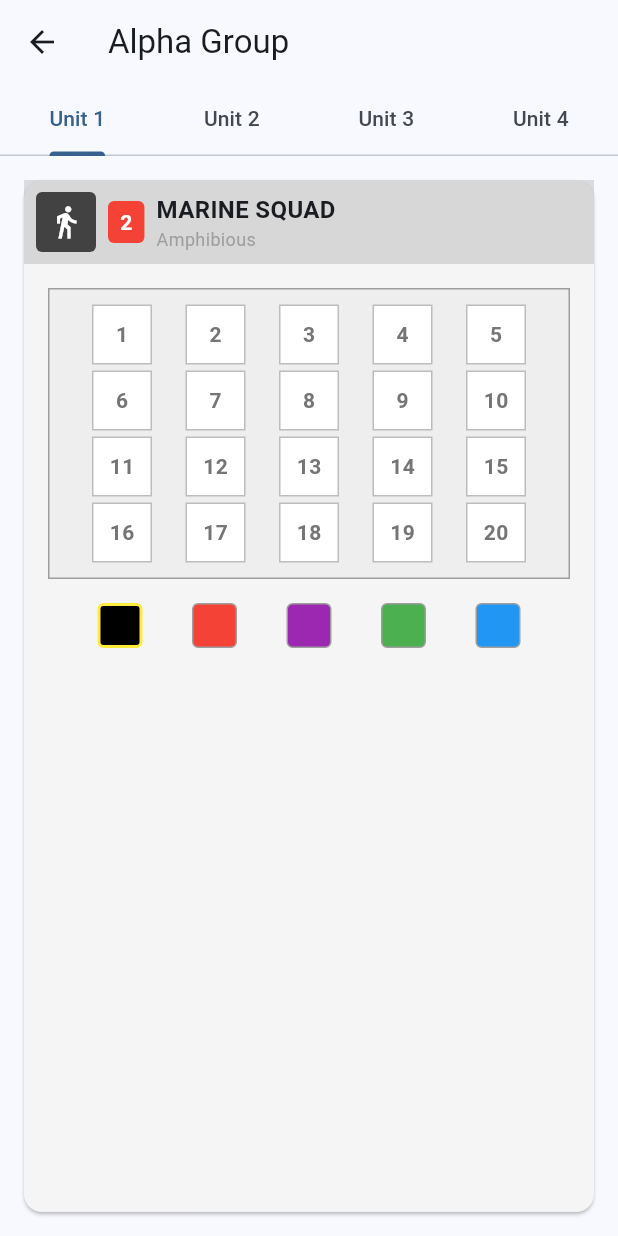
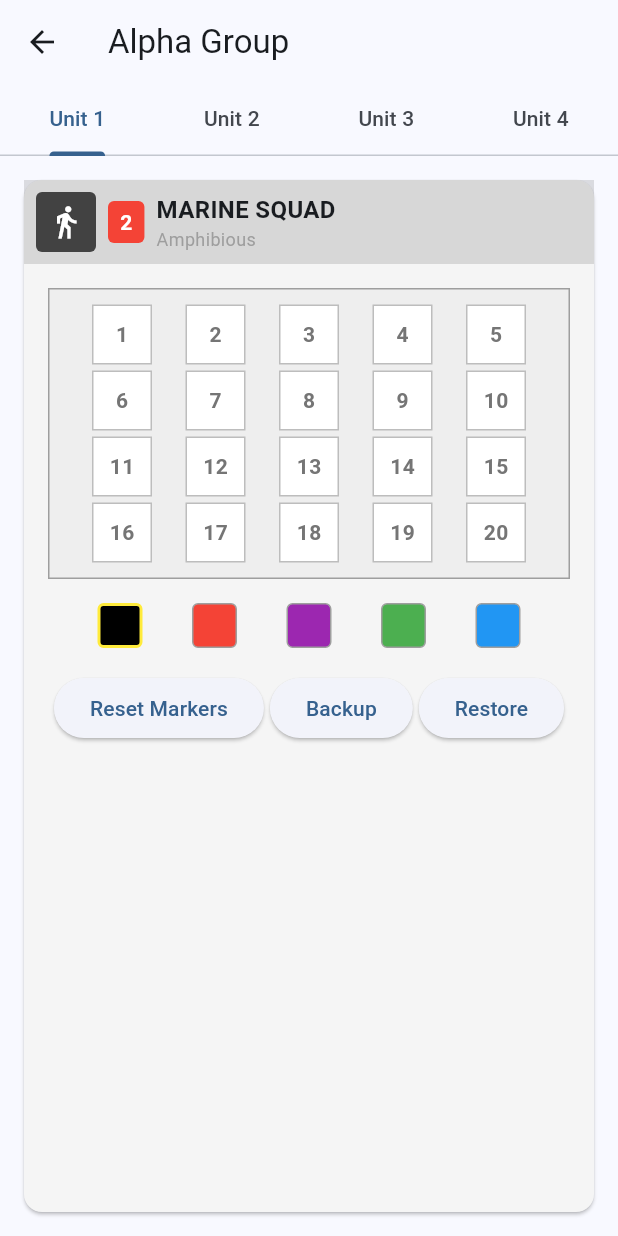
Before and after one commit to PeterRobbinsWillowTree/littoraltracker, a Flutter app: the screen it shows after launch, after a tap on "Alpha Group", on a phone screen of 412 x 824 dp. Run offline on Flutter 3.47's test engine with Material 3 defaults, Android fonts, the phone set to English and light mode, and no system bars; our stand-ins replace sqflite; accounts and stored records are empty.

Commit message:
many adjustments here

```diff
--- /dev/null
+++ b/lib/database/database_helper.dart
@@ -0,0 +1,99 @@
+import 'package:sqflite/sqflite.dart';
+import 'package:path/path.dart';
+import '../models/marker_color.dart';
+
+class DatabaseHelper {
+  static final DatabaseHelper instance = DatabaseHelper._init();
+  static Database? _database;
+
+  DatabaseHelper._init();
+
+  Future<Database> get database async {
+    if (_database != null) return _database!;
+    _database = await _initDB('littoral_tracker.db');
+    return _database!;
+  }
+
+  Future<Database> _initDB(String filePath) async {
+    final dbPath = await getDatabasesPath();
+    final path = join(dbPath, filePath);
+
+    return await openDatabase(
+      path,
+      version: 1,
+      onCreate: _createDB,
+    );
+  }
+
+  Future<void> _createDB(Database db, int version) async {
+    await db.execute('''
+      CREATE TABLE task_groups (
+        id TEXT PRIMARY KEY,
+        name TEXT NOT NULL,
+        description TEXT,
+        created_at INTEGER NOT NULL
+      )
+    ''');
+
+    await db.execute('''
+      CREATE TABLE units (
+        id TEXT PRIMARY KEY,
+        task_group_id TEXT NOT NULL,
+        name TEXT NOT NULL,
+        type TEXT NOT NULL,
+        attack INTEGER NOT NULL,
+        defense INTEGER NOT NULL,
+        movement INTEGER NOT NULL,
+        special TEXT,
+        FOREIGN KEY (task_group_id) REFERENCES task_groups (id)
+      )
+    ''');
+
+    await db.execute('''
+      CREATE TABLE unit_markers (
+        unit_id TEXT NOT NULL,
+        position INTEGER NOT NULL,
+        color TEXT NOT NULL,
+        FOREIGN KEY (unit_id) REFERENCES units (id)
+      )
+    ''');
+  }
+
+  Future<void> saveMarkers(String unitId, Map<int, List<MarkerColor>> markers) async {
+    final db = await instance.database;
+    await db.delete('unit_markers', where: 'unit_id = ?', whereArgs: [unitId]);
+
+    for (final entry in markers.entries) {
+      for (final color in entry.value) {
+        await db.insert('unit_markers', {
+          'unit_id': unitId,
+          'position': entry.key,
+          'color': color.toString(),
+        });
+      }
+    }
+  }
+
+  Future<Map<int, List<MarkerColor>>> getMarkersForUnit(String unitId) async {
+    final db = await instance.database;
+    final List<Map<String, dynamic>> maps = await db.query(
+      'unit_markers',
+      where: 'unit_id = ?',
+      whereArgs: [unitId],
+    );
+
+    final markers = <int, List<MarkerColor>>{};
+    for (final map in maps) {
+      final position = map['position'];
+      final color = MarkerColor.values.firstWhere(
+        (e) => e.toString() == map['color'],
+      );
+
+      if (!markers.containsKey(position)) {
+        markers[position] = [];
+      }
+      markers[position]!.add(color);
+    }
+    return markers;
+  }
+}
--- /dev/null
+++ b/lib/models/marker_color.dart
@@ -0,0 +1,8 @@
+enum MarkerColor {
+  black,
+  red,
+  purple,
+  green,
+  blue,
+  none
+}
--- a/lib/screens/task_group_detail_screen.dart
+++ b/lib/screens/task_group_detail_screen.dart
@@ -1,6 +1,11 @@
 import 'package:flutter/material.dart';
 import '../models/task_group.dart';
 import '../models/unit.dart';
+import '../database/database_helper.dart';
+import 'dart:convert';
+import 'package:path_provider/path_provider.dart';
+import 'dart:io';
+import '../models/marker_color.dart';
 
 class TaskGroupDetailScreen extends StatelessWidget {
   final TaskGroup taskGroup;
@@ -14,6 +19,7 @@ class TaskGroupDetailScreen extends StatelessWidget {
   List<Unit> get units => [
         Unit(
           id: '1',
+          taskGroupId: taskGroup.id,
           name: 'Marine Squad',
           type: UnitType.infantry,
           attack: 4,
@@ -23,6 +29,7 @@ class TaskGroupDetailScreen extends StatelessWidget {
         ),
         Unit(
           id: '2',
+          taskGroupId: taskGroup.id,
           name: 'Tank Platoon',
           type: UnitType.armor,
           attack: 6,
@@ -32,6 +39,7 @@ class TaskGroupDetailScreen extends StatelessWidget {
         ),
         Unit(
           id: '3',
+          taskGroupId: taskGroup.id,
           name: 'Artillery Battery',
           type: UnitType.artillery,
           attack: 5,
@@ -41,6 +49,7 @@ class TaskGroupDetailScreen extends StatelessWidget {
         ),
         Unit(
           id: '4',
+          taskGroupId: taskGroup.id,
           name: 'Attack Helicopter',
           type: UnitType.air,
           attack: 5,
@@ -74,15 +83,6 @@ class TaskGroupDetailScreen extends StatelessWidget {
   }
 }
 
-enum MarkerColor {
-  black,
-  red,
-  purple,
-  green,
-  blue,
-  none
-}
-
 class UnitCard extends StatefulWidget {
   final Unit unit;
 
@@ -96,8 +96,134 @@ class UnitCard extends StatefulWidget {
 }
 
 class _UnitCardState extends State<UnitCard> {
-  Map<int, MarkerColor> markers = {};
+  Map<int, List<MarkerColor>> markers = {};
   MarkerColor selectedColor = MarkerColor.black;
+  final DatabaseHelper _dbHelper = DatabaseHelper.instance;
+  bool _isLoading = false;
+  String? _errorMessage;
+
+  @override
+  void initState() {
+    super.initState();
+    _loadMarkers();
+  }
+
+  Future<void> _loadMarkers() async {
+    setState(() {
+      _isLoading = true;
+      _errorMessage = null;
+    });
+
+    try {
+      final loadedMarkers = await _dbHelper.getMarkersForUnit(widget.unit.id);
+      setState(() {
+        markers = loadedMarkers;
+      });
+    } catch (e) {
+      setState(() {
+        _errorMessage = 'Failed to load markers: ${e.toString()}';
+      });
+    } finally {
+      setState(() {
+        _isLoading = false;
+      });
+    }
+  }
+
+  Future<void> _saveMarkers() async {
+    setState(() {
+      _errorMessage = null;
+    });
+
+    try {
+      await _dbHelper.saveMarkers(widget.unit.id, markers);
+    } catch (e) {
+      setState(() {
+        _errorMessage = 'Failed to save markers: ${e.toString()}';
+      });
+    }
+  }
+
+  Future<void> _resetMarkers() async {
+    setState(() {
+      markers = {};
+      _errorMessage = null;
+    });
+    await _saveMarkers();
+  }
+
+  Future<void> _backupMarkers() async {
+    try {
+      final markersJson = jsonEncode(markers);
+      final directory = await getApplicationDocumentsDirectory();
+      final file = File('${directory.path}/markers_backup_${widget.unit.id}.json');
+      await file.writeAsString(markersJson);
+      if (!mounted) return;
+      ScaffoldMessenger.of(context).showSnackBar(
+        const SnackBar(content: Text('Markers backed up successfully')),
+      );
+    } catch (e) {
+      setState(() {
+        _errorMessage = 'Failed to backup markers: ${e.toString()}';
+      });
+    }
+  }
+
+  Future<void> _restoreMarkers() async {
+    try {
+      final directory = await getApplicationDocumentsDirectory();
+      final file = File('${directory.path}/markers_backup_${widget.unit.id}.json');
+      if (await file.exists()) {
+        final markersJson = await file.readAsString();
+        final restoredMarkers = Map<int, List<MarkerColor>>.from(
+          jsonDecode(markersJson),
+        );
+        setState(() {
+          markers = restoredMarkers;
+        });
+        await _saveMarkers();
+        if (!mounted) return;
+        ScaffoldMessenger.of(context).showSnackBar(
+          const SnackBar(content: Text('Markers restored successfully')),
+        );
+      } else {
+        setState(() {
+          _errorMessage = 'No backup found for this unit';
+        });
+      }
+    } catch (e) {
+      setState(() {
+        _errorMessage = 'Failed to restore markers: ${e.toString()}';
+      });
+    }
+  }
+
+  void _handleMarkerTap(int number) {
+    setState(() {
+      // Find and collect positions with the selected color
+      final positionsToRemove = <int>[];
+      markers.forEach((key, value) {
+        if (value.contains(selectedColor)) {
+          positionsToRemove.add(key);
+        }
+      });
+
+      // Remove the color from collected positions
+      for (final position in positionsToRemove) {
+        markers[position]!.remove(selectedColor);
+        if (markers[position]!.isEmpty) {
+          markers.remove(position);
+        }
+      }
+
+      // Add the new marker
+      if (!markers.containsKey(number)) {
+        markers[number] = [];
+      }
+      markers[number]!.add(selectedColor);
+    });
+    _saveMarkers();
+  }
 
   Widget _buildHeader() {
     return Container(
@@ -213,15 +339,7 @@ class _UnitCardState extends State<UnitCard> {
               children: List.generate(5, (col) {
                 final number = row * 5 + col + 1;
                 return GestureDetector(
-                  onTap: () {
-                    setState(() {
-                      if (markers[number] == selectedColor) {
-                        markers.remove(number);
-                      } else {
-                        markers[number] = selectedColor;
-                      }
-                    });
-                  },
+                  onTap: () => _handleMarkerTap(number),
                   child: Container(
                     width: 40,
                     height: 40,
@@ -242,13 +360,22 @@ class _UnitCardState extends State<UnitCard> {
                           ),
                         ),
                         if (markers[number] != null)
-                          Container(
-                            margin: const EdgeInsets.all(4),
-                            decoration: BoxDecoration(
-                              color: _getMarkerColor(markers[number]!),
-                              borderRadius: BorderRadius.circular(4),
-                            ),
-                          ),
+                          ...markers[number]!.asMap().entries.map((entry) {
+                            final index = entry.key;
+                            final color = entry.value;
+                            return Positioned(
+                              left: 4 + (index * 8),
+                              top: 4,
+                              child: Container(
+                                width: 8,
+                                height: 8,
+                                decoration: BoxDecoration(
+                                  color: _getMarkerColor(color),
+                                  borderRadius: BorderRadius.circular(2),
+                                ),
+                              ),
+                            );
+                          }),
                       ],
                     ),
                   ),
@@ -270,6 +397,16 @@ class _UnitCardState extends State<UnitCard> {
         crossAxisAlignment: CrossAxisAlignment.stretch,
         children: [
           _buildHeader(),
+          if (_isLoading)
+            const Center(child: CircularProgressIndicator()),
+          if (_errorMessage != null)
+            Padding(
+              padding: const EdgeInsets.all(8.0),
+              child: Text(
+                _errorMessage!,
+                style: const TextStyle(color: Colors.red),
+              ),
+            ),
           Padding(
             padding: const EdgeInsets.all(16),
             child: Column(
@@ -277,6 +414,24 @@ class _UnitCardState extends State<UnitCard> {
                 _buildTracker(),
                 const SizedBox(height: 16),
                 _buildColorSelector(),
+                const SizedBox(height: 16),
+                Row(
+                  mainAxisAlignment: MainAxisAlignment.spaceEvenly,
+                  children: [
+                    ElevatedButton(
+                      onPressed: _resetMarkers,
+                      child: const Text('Reset Markers'),
+                    ),
+                    ElevatedButton(
+                      onPressed: _backupMarkers,
+                      child: const Text('Backup'),
+                    ),
+                    ElevatedButton(
+                      onPressed: _restoreMarkers,
+                      child: const Text('Restore'),
+                    ),
+                  ],
+                ),
               ],
             ),
           ),
--- a/pubspec.yaml
+++ b/pubspec.yaml
@@ -30,6 +30,9 @@ environment:
 dependencies:
   flutter:
     sdk: flutter
+  sqflite: ^2.3.0
+  path: ^1.8.3
+  path_provider: ^2.1.2
 
   # The following adds the Cupertino Icons font to your application.
   # Use with the CupertinoIcons class for iOS style icons.
```
Also changed, not shown: lib/models/unit.dart (+28 -0 lines), 9 other files.
